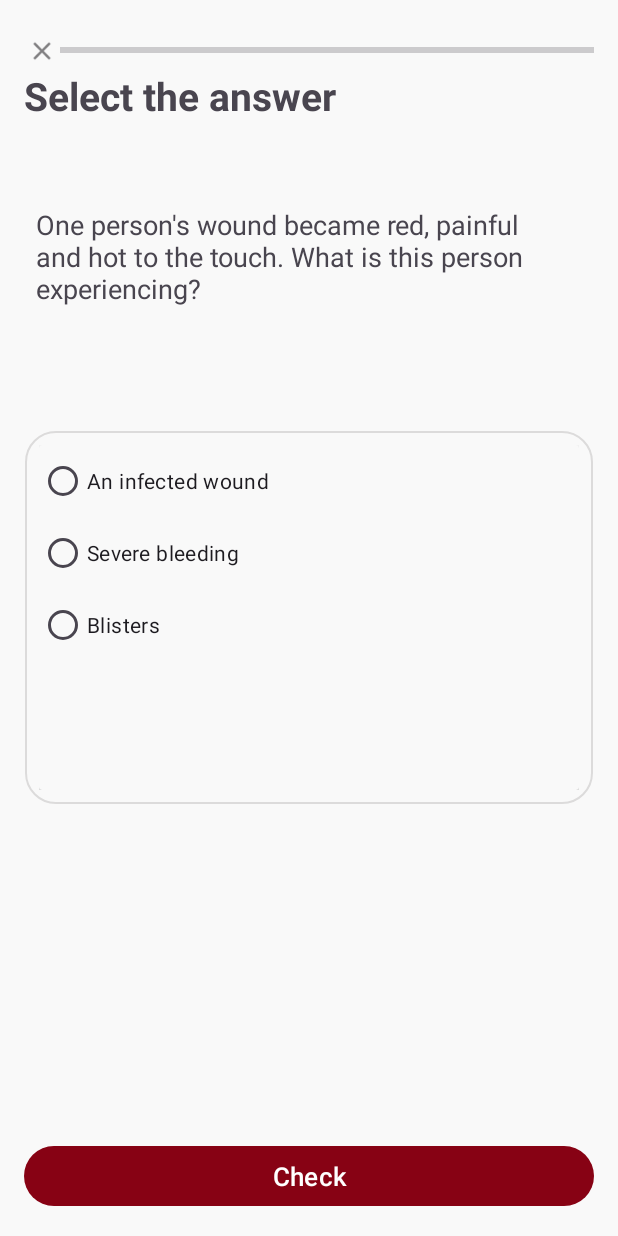
After one commit to kyb3rcipher/ASISTEM, an Android app: the layout activity_options.xml on its own in the app's theme, with its tools: preview values and no code run, on a phone screen of 412 x 824 dp. The commit adds this screen. Run offline under Robolectric (Android 15) with nearby library versions, the phone set to English and light mode, and no system bars.

Commit message:
Create activitys: "Options" and "Select"

```diff
--- /dev/null
+++ b/app/src/main/res/layout/activity_options.xml
@@ -0,0 +1,113 @@
+<?xml version="1.0" encoding="utf-8"?>
+<RelativeLayout xmlns:android="http://schemas.android.com/apk/res/android"
+    xmlns:app="http://schemas.android.com/apk/res-auto"
+    xmlns:tools="http://schemas.android.com/tools"
+    android:layout_width="match_parent"
+    android:layout_height="match_parent"
+    android:orientation="vertical"
+    android:padding="16dp">
+
+    <RelativeLayout
+        android:id="@+id/layout_progress_bar"
+        android:layout_width="match_parent"
+        android:layout_height="20dp"
+        android:layout_marginTop="8dp"
+        android:layout_marginBottom="8dp">
+
+        <ImageView
+            android:id="@+id/close_button"
+            android:layout_width="wrap_content"
+            android:layout_height="wrap_content"
+            android:layout_alignParentTop="true"
+            android:clickable="true"
+            android:contentDescription="Close button"
+            android:src="@drawable/ic_close"
+            app:tint="#7F7E80"
+            tools:ignore="TouchTargetSizeCheck" />
+
+        <ProgressBar
+            android:id="@+id/progress_bar"
+            style="?android:attr/progressBarStyleHorizontal"
+            android:layout_width="match_parent"
+            android:layout_height="wrap_content"
+            android:layout_centerVertical="true"
+            android:layout_toEndOf="@+id/close_button"
+            android:maxHeight="10dip"
+            android:minHeight="10dip" />
+
+    </RelativeLayout>
+
+    <LinearLayout
+        android:layout_width="match_parent"
+        android:layout_height="match_parent"
+        android:layout_marginTop="30dp"
+        android:layout_marginBottom="30dp"
+        android:orientation="vertical">
+
+        <TextView
+            android:id="@+id/textView3"
+            android:layout_width="match_parent"
+            android:layout_height="wrap_content"
+            android:layout_marginBottom="56dp"
+            android:text="Select the answer"
+            android:textSize="26sp"
+            android:textStyle="bold" />
+
+        <TextView
+            android:id="@+id/textView4"
+            android:layout_width="match_parent"
+            android:layout_height="wrap_content"
+            android:layout_marginStart="8dp"
+            android:text="One person's wound became red, painful and hot to the touch. What is this person experiencing?"
+            android:textSize="18sp" />
+
+    </LinearLayout>
+
+    <FrameLayout
+        android:layout_width="match_parent"
+        android:layout_height="250dp"
+        android:layout_centerVertical="true"
+        android:background="@drawable/word_border"
+        android:backgroundTint="?android:attr/colorWindowBackground"
+        android:gravity="center|center_vertical">
+
+        <androidx.cardview.widget.CardView
+            android:layout_width="match_parent"
+            android:layout_height="match_parent"
+            app:cardBackgroundColor="?android:attr/colorBackground">
+
+            <RadioGroup
+                android:layout_width="match_parent"
+                android:layout_height="match_parent">
+
+                <RadioButton
+                    android:id="@+id/radioButton"
+                    android:layout_width="match_parent"
+                    android:layout_height="wrap_content"
+                    android:text="An infected wound" />
+
+                <RadioButton
+                    android:id="@+id/radioButton2"
+                    android:layout_width="match_parent"
+                    android:layout_height="wrap_content"
+                    android:text="Severe bleeding" />
+
+                <RadioButton
+                    android:id="@+id/radioButton3"
+                    android:layout_width="match_parent"
+                    android:layout_height="wrap_content"
+                    android:text="Blisters" />
+            </RadioGroup>
+        </androidx.cardview.widget.CardView>
+    </FrameLayout>
+
+    <Button
+        android:id="@+id/check_button"
+        android:layout_width="match_parent"
+        android:layout_height="wrap_content"
+        android:layout_alignParentBottom="true"
+        android:text="Check"
+        android:textColor="@color/white"
+        android:textSize="17sp" />
+
+</RelativeLayout>
--- a/app/src/main/res/values/themes.xml
+++ b/app/src/main/res/values/themes.xml
@@ -6,6 +6,7 @@
         <item name="colorSecondary">@color/pink</item>
         <!--<item name="android:tint">@color/black</item>-->
         <item name="android:windowBackground">#f9f9f9</item>
+        <item name="android:colorBackground">#f9f9f9</item>
         <item name="toolbarStyle">@style/ToolbarStyle</item>
         <item name="android:textColorLink">@color/red</item>
         <item name="actionOverflowButtonStyle">@style/IconOverflow</item>
```
Also changed, not shown: app/src/main/res/layout/activity_select.xml (added, +146 -0 lines).
